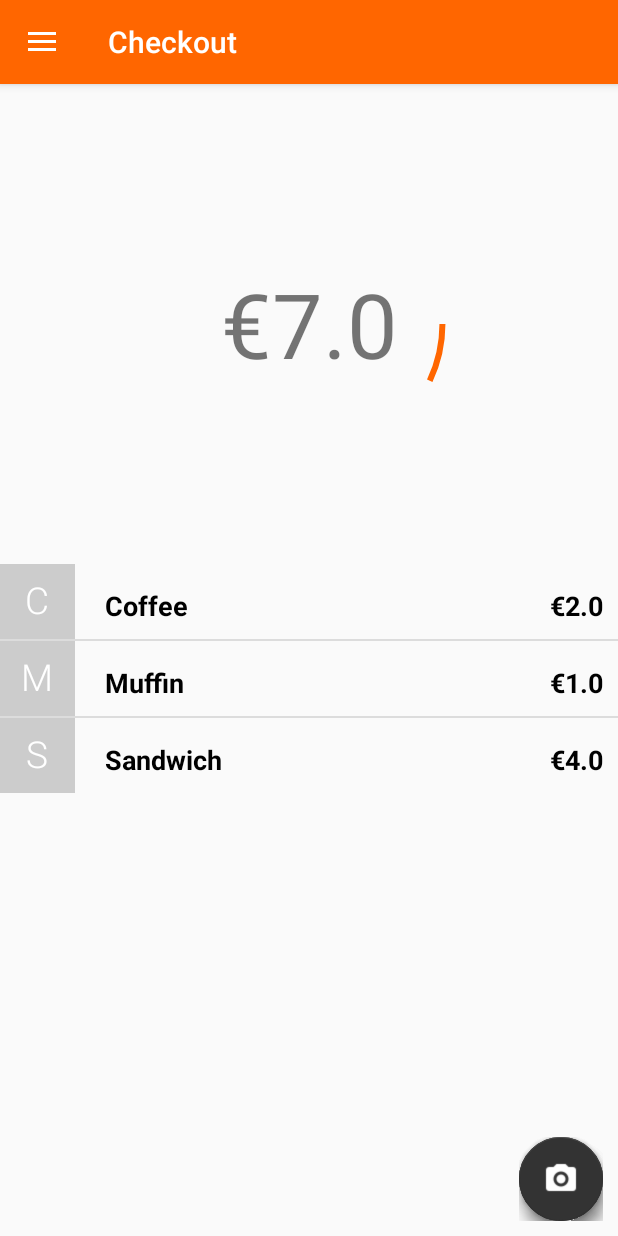
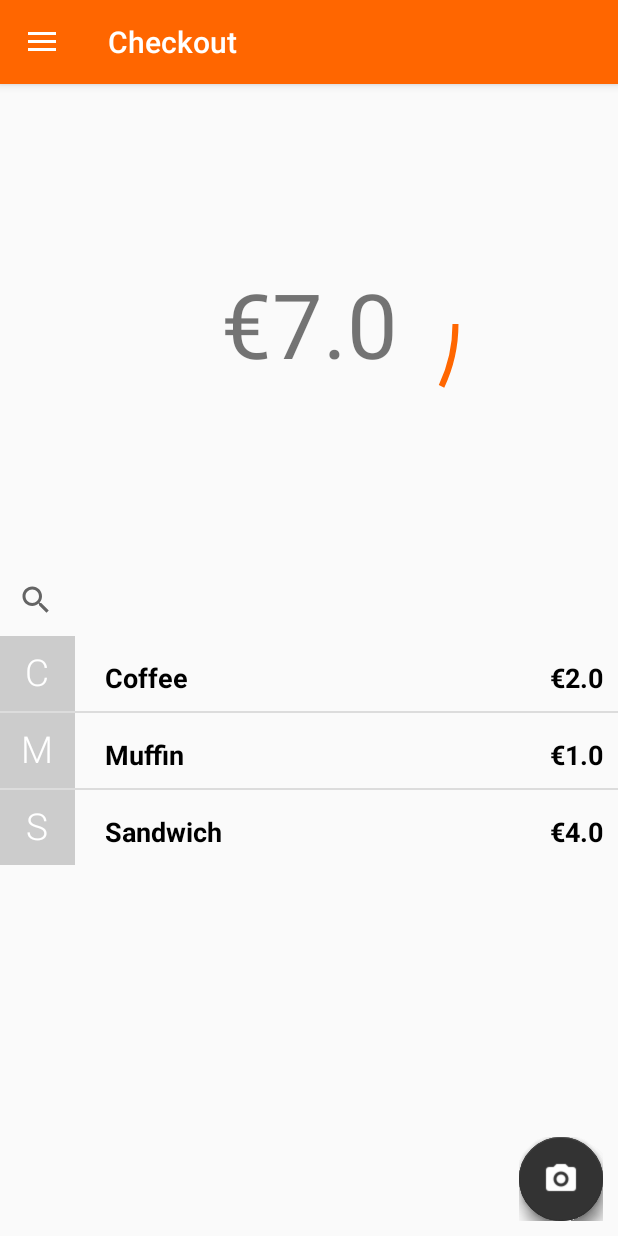
Before and after one commit to CillianM/Summer-Challenge-Project, an Android app: the StoreActivity screen opened directly, with no data from a screen before it, on a phone screen of 412 x 824 dp. Run offline under Robolectric (Android 15) with nearby library versions, the phone set to English and light mode, and no system bars; libraries missing offline, so code that uses them is left out: com.braintreepayments.cardform, com.github.clans.fab, com.simplify.android; plain views replace FloatingActionButton, FloatingActionMenu; 7 statements that could not run were skipped.

Commit message:
Checkout layout change

```diff
--- a/SimplifyApp/app/build.gradle
+++ b/SimplifyApp/app/build.gradle
@@ -10,6 +10,7 @@ android {
         versionCode 1
         versionName "1.0"
         testInstrumentationRunner "android.support.test.runner.AndroidJUnitRunner"
+        multiDexEnabled true
     }
     buildTypes {
         release {
--- a/SimplifyApp/app/src/main/java/com/mastercard/simplifyapp/PaymentActivity.java
+++ b/SimplifyApp/app/src/main/java/com/mastercard/simplifyapp/PaymentActivity.java
@@ -17,6 +17,10 @@ import android.widget.Toast;
 
 import com.braintreepayments.cardform.view.CardForm;
 import com.github.clans.fab.FloatingActionButton;
+import com.google.zxing.BarcodeFormat;
+import com.google.zxing.WriterException;
+import com.google.zxing.common.BitMatrix;
+import com.google.zxing.qrcode.QRCodeWriter;
 import com.mastercard.mpqr.pushpayment.model.AdditionalData;
 import com.mastercard.mpqr.pushpayment.model.PushPaymentData;
 import com.mastercard.simplifyapp.interfaces.OnTaskCompleted;
@@ -276,7 +280,7 @@ public class PaymentActivity extends AppCompatActivity implements OnTaskComplete
 
     @Override
     public void onTaskCompleted() {
-        //qrCode = creator.getBitmap();
+        qrCode = creator.getBitmap();
         ImageView qrCodeView = (ImageView) findViewById(R.id.qr_code);
         qrCodeView.setImageBitmap(qrCode);
         findViewById(R.id.qr_code_progress).setVisibility(View.GONE);
--- a/SimplifyApp/app/src/main/java/com/mastercard/simplifyapp/StoreActivity.java
+++ b/SimplifyApp/app/src/main/java/com/mastercard/simplifyapp/StoreActivity.java
@@ -1,8 +1,8 @@
 package com.mastercard.simplifyapp;
 
-import android.app.Fragment;
-import android.app.FragmentManager;
 import android.os.Bundle;
+import android.support.v4.app.Fragment;
+import android.support.v4.app.FragmentManager;
 import android.support.v4.widget.DrawerLayout;
 import android.support.v7.app.ActionBarDrawerToggle;
 import android.support.v7.app.AppCompatActivity;
@@ -139,7 +139,7 @@ public class StoreActivity extends AppCompatActivity {
         }
 
         //Replace current fragment
-        FragmentManager fragmentManager = getFragmentManager();
+        FragmentManager fragmentManager = getSupportFragmentManager();
         fragmentManager.beginTransaction()
                 .replace(R.id.mainContent, fragment,"FRAGMENT")
                 .commit();
@@ -155,7 +155,7 @@ public class StoreActivity extends AppCompatActivity {
         Fragment fragment = new SettingsFragment();
 
         //Replace current fragment
-        FragmentManager fragmentManager = getFragmentManager();
+        FragmentManager fragmentManager = getSupportFragmentManager();
         fragmentManager.beginTransaction()
                 .replace(R.id.mainContent, fragment,"FRAGMENT")
                 .commit();
--- /dev/null
+++ b/SimplifyApp/app/src/main/java/com/mastercard/simplifyapp/fragments/CheckoutBasketFragment.java
@@ -0,0 +1,97 @@
+package com.mastercard.simplifyapp.fragments;
+
+import android.os.Bundle;
+import android.support.v4.app.Fragment;
+import android.view.LayoutInflater;
+import android.view.View;
+import android.view.ViewGroup;
+import android.widget.AdapterView;
+import android.widget.ArrayAdapter;
+import android.widget.ListView;
+
+import com.mastercard.simplifyapp.R;
+import com.mastercard.simplifyapp.interfaces.DataChangeListener;
+import com.mastercard.simplifyapp.interfaces.UpdateableFragment;
+import com.mastercard.simplifyapp.objects.StoreItem;
+import com.mastercard.simplifyapp.objects.UpdateData;
+
+import org.apache.commons.collections4.CollectionUtils;
+
+import java.util.ArrayList;
+
+/**
+ * Created by e069278 on 28/06/2017.
+ */
+
+public class CheckoutBasketFragment extends Fragment implements UpdateableFragment, DataChangeListener {
+
+    ArrayAdapter<String> adapter;
+    ArrayList<String> items;
+    ArrayList<StoreItem> storeItems;
+    ListView itemList;
+    CheckoutFragment parent;
+    public CheckoutBasketFragment() {
+        // Required empty public constructor
+    }
+
+
+    @Override
+    public View onCreateView(LayoutInflater inflater, ViewGroup container,
+                             Bundle savedInstanceState) {
+        // Inflate the layout for this fragment
+        return inflater.inflate(R.layout.fragment_checkout_basket, container, false);
+    }
+
+    @Override
+    public void onViewCreated(View view, Bundle savedInstanceState) {
+
+        Bundle bundle = getArguments();
+        items = bundle.getStringArrayList("items");
+        itemList = (ListView) view.findViewById(R.id.basket_items);
+        itemList.setOnItemLongClickListener(new AdapterView.OnItemLongClickListener() {
+            @Override
+            public boolean onItemLongClick(AdapterView<?> arg0, View arg1,
+                                           int pos, long id) {
+                items.remove(pos);
+                if(CollectionUtils.isNotEmpty(storeItems)) {
+                    storeItems.remove(pos);
+                    onDataChanged();
+                }
+                adapter.notifyDataSetChanged();
+                return true;
+            }
+        });
+        adapter = new ArrayAdapter<>(this.getActivity().getApplicationContext(),
+                android.R.layout.simple_list_item_1, items);
+        itemList.setAdapter(adapter);
+
+    }
+
+    private ArrayList<String> toStringArray(ArrayList<StoreItem> items)
+    {
+        ArrayList<String> strings = new ArrayList<>();
+        for(StoreItem item: items)
+        {
+            strings.add(item.getName());
+        }
+        return strings;
+    }
+
+    @Override
+    public void update(UpdateData object) {
+        storeItems = object.getItems();
+        items = toStringArray(object.getItems());
+        adapter = new ArrayAdapter<>(this.getActivity().getApplicationContext(),
+                android.R.layout.simple_list_item_1, items);
+        itemList.setAdapter(adapter);
+    }
+
+    @Override
+    public void onDataChanged() {
+        parent.notifyChildren(storeItems);
+    }
+
+    public void setParent(CheckoutFragment parent) {
+        this.parent = parent;
+    }
+}
--- a/SimplifyApp/app/src/main/java/com/mastercard/simplifyapp/fragments/CheckoutFragment.java
+++ b/SimplifyApp/app/src/main/java/com/mastercard/simplifyapp/fragments/CheckoutFragment.java
@@ -1,26 +1,29 @@
 package com.mastercard.simplifyapp.fragments;
 
-import android.app.Fragment;
 import android.content.Intent;
 import android.os.Build;
 import android.os.Bundle;
 import android.support.annotation.RequiresApi;
-import android.support.v7.widget.SwitchCompat;
+import android.support.v4.app.Fragment;
+import android.support.v4.app.FragmentManager;
+import android.support.v4.app.FragmentStatePagerAdapter;
+import android.support.v4.view.ViewPager;
+import android.text.TextUtils;
 import android.view.LayoutInflater;
 import android.view.View;
 import android.view.ViewGroup;
 import android.widget.AdapterView;
 import android.widget.ListView;
-import android.widget.ProgressBar;
+import android.widget.SearchView;
 
 import com.github.clans.fab.FloatingActionButton;
-import com.mastercard.simplifyapp.AuthenticateActivity;
 import com.mastercard.simplifyapp.PaymentActivity;
 import com.mastercard.simplifyapp.R;
+import com.mastercard.simplifyapp.adapters.StoreListAdapter;
+import com.mastercard.simplifyapp.interfaces.UpdateableFragment;
 import com.mastercard.simplifyapp.objects.StoreItem;
-import com.mastercard.simplifyapp.adapters.StoreListAdapter;
 import com.mastercard.simplifyapp.objects.Transaction;
-import com.mastercard.simplifyapp.widgets.SimplifyTextView;
+import com.mastercard.simplifyapp.objects.UpdateData;
 
 import java.util.ArrayList;
 
@@ -28,14 +31,16 @@ import java.util.ArrayList;
  * Created by e069278 on 23/05/2017.
  */
 
-public class CheckoutFragment extends Fragment {
+public class CheckoutFragment extends Fragment implements SearchView.OnQueryTextListener {
 
-    int MY_SCAN_REQUEST_CODE = 1;
     ListView savedItems;
-    SimplifyTextView priceView;
     FloatingActionButton scanBarcode,takePicture,checkout;
+    ArrayList<StoreItem> checkoutItems;
     ArrayList<StoreItem> storeItems;
-    ProgressBar checkoutCircle;
+    double total;
+    ViewPager mPager;
+    ScreenSlidePagerAdapter mPagerAdapter;
+    SearchView searchView;
 
 
 
@@ -82,7 +87,8 @@ public class CheckoutFragment extends Fragment {
 
         });
         savedItems = (ListView) getView().findViewById(R.id.checkout_items);
-        priceView = (SimplifyTextView) getView().findViewById(R.id.total);
+        savedItems.setTextFilterEnabled(true);
+
         assert savedItems != null;
         savedItems.setOnItemClickListener(new AdapterView.OnItemClickListener() {
             @Override
@@ -95,18 +101,27 @@ public class CheckoutFragment extends Fragment {
         savedItems.setOnItemLongClickListener(new AdapterView.OnItemLongClickListener() {
             //on item click create a url and open it in the browser
             public boolean onItemLongClick(AdapterView<?> l, View v, int position, long id) {
-                removeItem(position);
                 return true;
             }
         });
 
-        checkoutCircle = (ProgressBar) getView().findViewById(R.id.checkoutCircle);
+        searchView = (SearchView) getView().findViewById(R.id.search_stock);
+        setupSearch();
 
-
-
+        mPager = (ViewPager) getView().findViewById(R.id.basket_info);
+        mPagerAdapter = new ScreenSlidePagerAdapter(getChildFragmentManager());
+        mPagerAdapter.setParent(this);
+        mPager.setAdapter(mPagerAdapter);
         populateStoreList();
 
+    }
 
+    private void setupSearch()
+    {
+        searchView.setIconifiedByDefault(true);
+        searchView.setOnQueryTextListener(this);
+        searchView.setSubmitButtonEnabled(true);
+        searchView.setQueryHint("Search Here");
     }
 
     private void commitTransaction() {
@@ -117,16 +132,13 @@ public class CheckoutFragment extends Fragment {
 
 
     private void calculateTotal() {
-        double total = 0;
+        total = 0;
         for(StoreItem item: storeItems)
         {
             total += item.getPrice();
         }
-        checkoutCircle.setProgress((int) (total % 100));
 
-        String currency = getResources().getString(R.string.euro);
-        String price = currency + total;
-        priceView.setText(price);
+        mPagerAdapter.notifyDataSetChanged();
     }
 
     private void populateStoreList() {
@@ -137,22 +149,108 @@ public class CheckoutFragment extends Fragment {
         storeItems.add(new StoreItem("Sandwich","This is Item eight", 4));
 
         StoreListAdapter adapter = new StoreListAdapter(getActivity(), storeItems);
-
+        calculateTotal();
+        checkoutItems = new ArrayList<>(storeItems);
         savedItems.setAdapter(adapter);
-        calculateTotal();
+        mPagerAdapter.notifyDataSetChanged();
     }
 
     public void addItem() {
         storeItems.add(new StoreItem("New Item","This is a new item that has been added", 1));
         StoreListAdapter adapter = new StoreListAdapter(getActivity(), storeItems);
+        checkoutItems = new ArrayList<>(storeItems);
         savedItems.setAdapter(adapter);
         calculateTotal();
+        mPagerAdapter.notifyDataSetChanged();
     }
 
-    private void removeItem(int index) {
-        storeItems.remove(index);
-        StoreListAdapter adapter = new StoreListAdapter(getActivity(), storeItems);
-        savedItems.setAdapter(adapter);
-        calculateTotal();
+
+    private ArrayList<String> toStringArray(ArrayList<StoreItem> items)
+    {
+        ArrayList<String> strings = new ArrayList<>();
+        for(StoreItem item: items)
+        {
+            strings.add(item.getName());
+        }
+        return strings;
+    }
+
+    public void notifyChildren(ArrayList<StoreItem> items) {
+        total = 0;
+        for(StoreItem item: items)
+        {
+            total += item.getPrice();
+        }
+
+        mPagerAdapter.notifyDataSetChanged();
+    }
+
+    @Override
+    public boolean onQueryTextSubmit(String query) {
+        return false;
+    }
+
+    @Override
+    public boolean onQueryTextChange(String newText) {
+        if(TextUtils.isEmpty(newText))
+        {
+            savedItems.clearTextFilter();
+        }
+        else
+        {
+            savedItems.setFilterText(newText);
+        }
+        return true;
+    }
+
+    //Set up fragments for upper part of the screen
+    private class ScreenSlidePagerAdapter extends FragmentStatePagerAdapter {
+
+        CheckoutFragment parent;
+        public ScreenSlidePagerAdapter(FragmentManager fm) {
+            super(fm);
+        }
+
+        public void setParent(CheckoutFragment parent){
+            this.parent = parent;
+        }
+
+        @Override
+        public Fragment getItem(int position) {
+            Fragment fragment;
+
+            if(position == 0) {
+                fragment = new CheckoutTotalFragment();
+
+                Bundle args = new Bundle();
+                args.putDouble("total", total);
+                fragment.setArguments(args);
+                return fragment;
+            }
+            else {
+                fragment = new CheckoutBasketFragment();
+                ((CheckoutBasketFragment) fragment).setParent(parent);
+                Bundle args = new Bundle();
+                args.putStringArrayList("items", toStringArray(checkoutItems));
+                fragment.setArguments(args);
+                return fragment;
+            }
+        }
+
+        @Override
+        public int getItemPosition(Object object)
+        {
+            UpdateData updateData = new UpdateData(checkoutItems,total);
+            if(object instanceof UpdateableFragment)
+                ((UpdateableFragment) object).update(updateData);
+            //return POSITION_NONE;
+            return super.getItemPosition(object);
+        }
+
+
+        @Override
+        public int getCount() {
+            return 2;
+        }
     }
 }
--- /dev/null
+++ b/SimplifyApp/app/src/main/java/com/mastercard/simplifyapp/fragments/CheckoutTotalFragment.java
@@ -0,0 +1,61 @@
+package com.mastercard.simplifyapp.fragments;
+
+import android.os.Bundle;
+import android.support.v4.app.Fragment;
+import android.view.LayoutInflater;
+import android.view.View;
+import android.view.ViewGroup;
+import android.widget.ProgressBar;
+
+import com.mastercard.simplifyapp.R;
+import com.mastercard.simplifyapp.interfaces.UpdateableFragment;
+import com.mastercard.simplifyapp.objects.UpdateData;
+import com.mastercard.simplifyapp.widgets.SimplifyTextView;
+
+/**
+ * Created by e069278 on 28/06/2017.
+ */
+
+public class CheckoutTotalFragment extends Fragment implements UpdateableFragment {
+
+    SimplifyTextView priceView;
+    ProgressBar checkoutCircle;
+    double total;
+
+    public CheckoutTotalFragment() {
+        // Required empty public constructor
+    }
+
+
+    @Override
+    public View onCreateView(LayoutInflater inflater, ViewGroup container,
+                             Bundle savedInstanceState) {
+        // Inflate the layout for this fragment
+        return inflater.inflate(R.layout.fragment_checkout_total, container, false);
+    }
+
+    @Override
+    public void onViewCreated(View view, Bundle savedInstanceState) {
+
+        Bundle bundle = getArguments();
+        total = bundle.getDouble("total");
+        priceView = (SimplifyTextView) view.findViewById(R.id.total);
+        checkoutCircle = (ProgressBar) view.findViewById(R.id.checkoutCircle);
+        checkoutCircle.setProgress((int) (total % 100));
+        String currency = getResources().getString(R.string.euro);
+        String price = currency + total;
+        priceView.setText(price);
+
+    }
+
+    @Override
+    public void update(UpdateData object) {
+        total = object.getTotal();
+        checkoutCircle.setProgress((int) (total % 100));
+        String currency = getResources().getString(R.string.euro);
+        String price = currency + total;
+        priceView.setText(price);
+    }
+
+
+}
--- a/SimplifyApp/app/src/main/java/com/mastercard/simplifyapp/fragments/CustomerFragment.java
+++ b/SimplifyApp/app/src/main/java/com/mastercard/simplifyapp/fragments/CustomerFragment.java
@@ -1,7 +1,7 @@
 package com.mastercard.simplifyapp.fragments;
 
-import android.app.Fragment;
 import android.os.Bundle;
+import android.support.v4.app.Fragment;
 import android.view.LayoutInflater;
 import android.view.View;
 import android.view.ViewGroup;
@@ -9,8 +9,8 @@ import android.widget.AdapterView;
 import android.widget.ListView;
 
 import com.github.clans.fab.FloatingActionButton;
+import com.mastercard.simplifyapp.R;
 import com.mastercard.simplifyapp.adapters.CustomerListAdapter;
-import com.mastercard.simplifyapp.R;
 import com.mastercard.simplifyapp.objects.Customer;
 
 import java.util.ArrayList;
--- a/SimplifyApp/app/src/main/java/com/mastercard/simplifyapp/fragments/SettingsFragment.java
+++ b/SimplifyApp/app/src/main/java/com/mastercard/simplifyapp/fragments/SettingsFragment.java
@@ -2,9 +2,9 @@ package com.mastercard.simplifyapp.fragments;
 
 import android.animation.Animator;
 import android.annotation.TargetApi;
-import android.app.Fragment;
 import android.os.Build;
 import android.os.Bundle;
+import android.support.v4.app.Fragment;
 import android.view.LayoutInflater;
 import android.view.View;
 import android.view.ViewAnimationUtils;
@@ -13,9 +13,9 @@ import android.view.animation.AccelerateDecelerateInterpolator;
 import android.widget.ListView;
 import android.widget.RelativeLayout;
 
-import com.mastercard.simplifyapp.objects.NavItem;
 import com.mastercard.simplifyapp.R;
 import com.mastercard.simplifyapp.adapters.DrawerListAdapter;
+import com.mastercard.simplifyapp.objects.NavItem;
 
 import java.util.ArrayList;
 
--- a/SimplifyApp/app/src/main/java/com/mastercard/simplifyapp/fragments/StockFragment.java
+++ b/SimplifyApp/app/src/main/java/com/mastercard/simplifyapp/fragments/StockFragment.java
@@ -1,10 +1,10 @@
 package com.mastercard.simplifyapp.fragments;
 
-import android.app.Fragment;
 import android.content.Intent;
 import android.os.Bundle;
 import android.support.v4.app.ActivityCompat;
 import android.support.v4.app.ActivityOptionsCompat;
+import android.support.v4.app.Fragment;
 import android.view.LayoutInflater;
 import android.view.View;
 import android.view.ViewGroup;
@@ -14,8 +14,8 @@ import android.widget.ListView;
 import com.github.clans.fab.FloatingActionButton;
 import com.mastercard.simplifyapp.ItemViewActivity;
 import com.mastercard.simplifyapp.R;
+import com.mastercard.simplifyapp.adapters.StoreListAdapter;
 import com.mastercard.simplifyapp.objects.StoreItem;
-import com.mastercard.simplifyapp.adapters.StoreListAdapter;
 
 import java.util.ArrayList;
 
--- a/SimplifyApp/app/src/main/java/com/mastercard/simplifyapp/fragments/TransactionsFragment.java
+++ b/SimplifyApp/app/src/main/java/com/mastercard/simplifyapp/fragments/TransactionsFragment.java
@@ -1,10 +1,10 @@
 package com.mastercard.simplifyapp.fragments;
 
-import android.app.Fragment;
 import android.content.Intent;
 import android.os.Bundle;
 import android.support.v4.app.ActivityCompat;
 import android.support.v4.app.ActivityOptionsCompat;
+import android.support.v4.app.Fragment;
 import android.view.LayoutInflater;
 import android.view.View;
 import android.view.ViewGroup;
--- /dev/null
+++ b/SimplifyApp/app/src/main/java/com/mastercard/simplifyapp/interfaces/DataChangeListener.java
@@ -0,0 +1,9 @@
+package com.mastercard.simplifyapp.interfaces;
+
+/**
+ * Created by e069278 on 28/06/2017.
+ */
+
+public interface DataChangeListener {
+    public void onDataChanged();
+}
--- /dev/null
+++ b/SimplifyApp/app/src/main/java/com/mastercard/simplifyapp/interfaces/UpdateableFragment.java
@@ -0,0 +1,12 @@
+package com.mastercard.simplifyapp.interfaces;
+
+import com.mastercard.simplifyapp.objects.UpdateData;
+
+/**
+ * Created by e069278 on 28/06/2017.
+ */
+
+public interface UpdateableFragment {
+    public void update(UpdateData object);
+
+}
--- a/SimplifyApp/app/src/main/res/layout-land/fragment_checkout.xml
+++ b/SimplifyApp/app/src/main/res/layout-land/fragment_checkout.xml
@@ -17,36 +17,28 @@
             android:layout_width="match_parent"
             android:layout_height="match_parent">
 
+            <android.support.v4.view.ViewPager
+                android:id="@+id/basket_info"
+                android:layout_width="match_parent"
+                android:layout_height="match_parent"/>
 
-            <ProgressBar
-                android:id="@+id/checkoutCircle"
-                style="?android:attr/progressBarStyleHorizontal"
-                android:layout_width="200dp"
-                android:layout_height="200dp"
-                android:max="100"
-                android:progress="25"
-                android:progressDrawable="@drawable/circular"
-                android:layout_centerVertical="true"
-                android:layout_centerHorizontal="true" />
-
-            <com.mastercard.simplifyapp.widgets.SimplifyTextView
-                android:id="@+id/total"
-                android:gravity="center"
-                android:layout_width="match_parent"
-                android:layout_height="match_parent"
-                android:text="0.0"
-                android:textSize="60dp"/>
         </RelativeLayout>
 
         <RelativeLayout
             android:layout_weight="50"
             android:layout_width="match_parent"
             android:layout_height="match_parent">
+
+            <SearchView
+                android:id="@+id/search_stock"
+                android:layout_width="match_parent"
+                android:layout_height="wrap_content"/>
             <ListView
                 android:layout_width="match_parent"
                 android:layout_height="wrap_content"
                 android:id="@+id/checkout_items"
-                android:layout_gravity="center_horizontal" />
+                android:layout_gravity="center_horizontal"
+                android:layout_below="@id/search_stock"/>
 
             <com.github.clans.fab.FloatingActionMenu
                 android:id="@+id/menu"
--- a/SimplifyApp/app/src/main/res/layout/fragment_checkout.xml
+++ b/SimplifyApp/app/src/main/res/layout/fragment_checkout.xml
@@ -17,36 +17,27 @@
             android:layout_width="match_parent"
             android:layout_height="match_parent">
 
+            <android.support.v4.view.ViewPager
+                android:id="@+id/basket_info"
+                android:layout_width="match_parent"
+                android:layout_height="match_parent"/>
 
-            <ProgressBar
-                android:id="@+id/checkoutCircle"
-                style="?android:attr/progressBarStyleHorizontal"
-                android:layout_width="200dp"
-                android:layout_height="200dp"
-                android:max="100"
-                android:progress="25"
-                android:progressDrawable="@drawable/circular"
-                android:layout_centerVertical="true"
-                android:layout_centerHorizontal="true" />
-
-            <com.mastercard.simplifyapp.widgets.SimplifyTextView
-                android:id="@+id/total"
-                android:gravity="center"
-                android:layout_width="match_parent"
-                android:layout_height="match_parent"
-                android:text="0.0"
-                android:textSize="60dp"/>
         </RelativeLayout>
 
         <RelativeLayout
             android:layout_weight="50"
             android:layout_width="match_parent"
             android:layout_height="match_parent">
+            <SearchView
+                android:id="@+id/search_stock"
+                android:layout_width="match_parent"
+                android:layout_height="wrap_content"/>
             <ListView
                 android:layout_width="match_parent"
                 android:layout_height="wrap_content"
                 android:id="@+id/checkout_items"
-                android:layout_gravity="center_horizontal" />
+                android:layout_gravity="center_horizontal"
+                android:layout_below="@id/search_stock"/>
 
             <com.github.clans.fab.FloatingActionMenu
                 android:id="@+id/menu"
--- /dev/null
+++ b/SimplifyApp/app/src/main/res/layout/fragment_checkout_total.xml
@@ -0,0 +1,26 @@
+<?xml version="1.0" encoding="utf-8"?>
+<FrameLayout
+    android:layout_width="match_parent"
+    android:layout_height="match_parent"
+    xmlns:android="http://schemas.android.com/apk/res/android"
+    android:orientation="vertical">
+
+
+    <ProgressBar
+        android:id="@+id/checkoutCircle"
+        style="?android:attr/progressBarStyleHorizontal"
+        android:layout_width="220dp"
+        android:layout_height="220dp"
+        android:layout_gravity="center"
+        android:max="100"
+        android:progress="25"
+        android:progressDrawable="@drawable/circular" />
+
+    <com.mastercard.simplifyapp.widgets.SimplifyTextView
+        android:id="@+id/total"
+        android:gravity="center"
+        android:layout_width="match_parent"
+        android:layout_height="match_parent"
+        android:text="0.0"
+        android:textSize="60sp"/>
+</FrameLayout>
--- /dev/null
+++ b/SimplifyApp/app/src/main/res/layout/list_item.xml
@@ -0,0 +1,6 @@
+<?xml version="1.0" encoding="utf-8"?>
+<LinearLayout xmlns:android="http://schemas.android.com/apk/res/android"
+    android:orientation="vertical" android:layout_width="match_parent"
+    android:layout_height="match_parent">
+
+</LinearLayout>
```
Also changed, not shown: SimplifyApp/app/src/main/java/com/mastercard/simplifyapp/adapters/StoreListAdapter.java (+39 -1 lines), SimplifyApp/app/src/main/java/com/mastercard/simplifyapp/objects/UpdateData.java (added, +33 -0 lines), SimplifyApp/app/src/main/res/layout/fragment_checkout_basket.xml (added, +10 -0 lines), SimplifyApp/build.gradle (+32 -32 lines).
